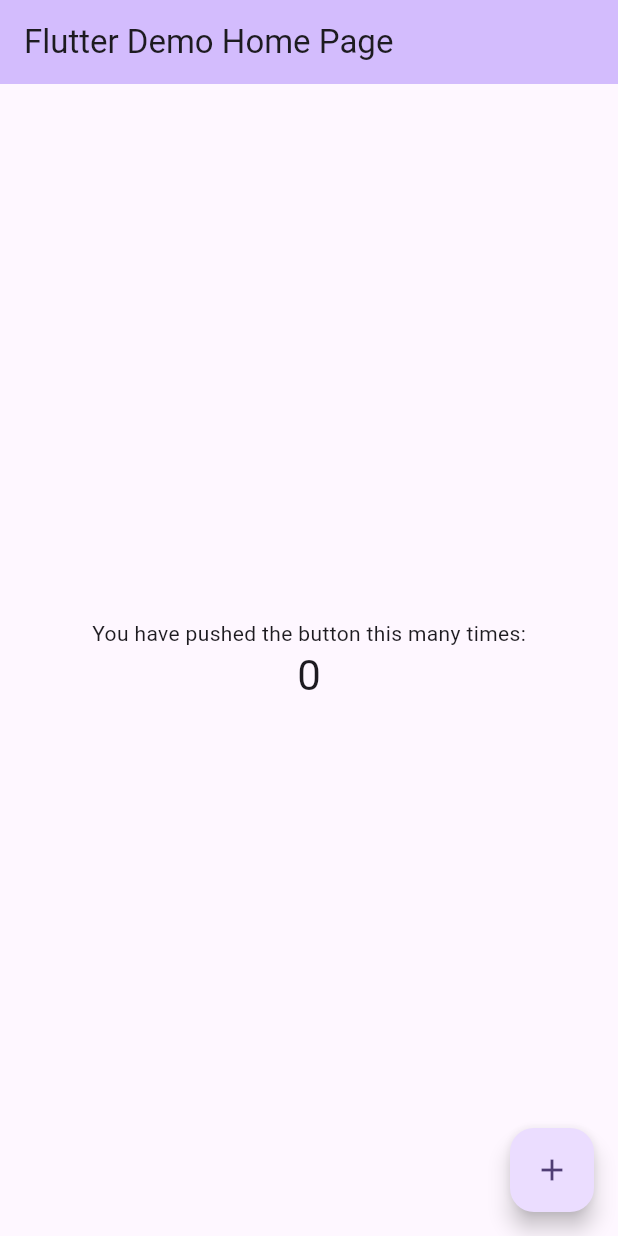
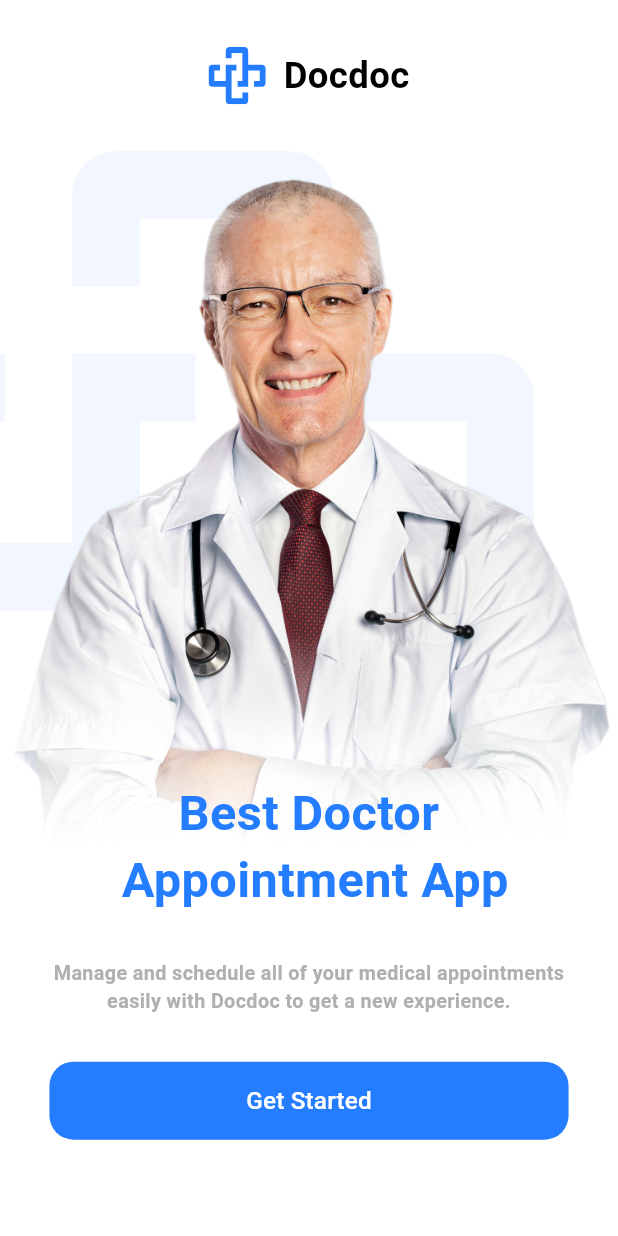
Before and after one commit to mahmoudfarid2001/doc_doc_app, a Flutter app: the screen it shows after launch, on a phone screen of 412 x 824 dp. Run offline on Flutter 3.47's test engine with Material 3 defaults, Android fonts, the light colour scheme and no system bars; our stand-ins replace flutter_screenutil, flutter_svg.

Commit message:
added images&svgsto assets made a file for doc app client added navigation extenstions added routing folder add colors & textstyles added login screen added onboarding screen

```diff
--- /dev/null
+++ b/lib/Features/login/ui/screens/login_screen.dart
@@ -0,0 +1,14 @@
+import 'package:flutter/material.dart';
+
+class LoginScreen extends StatelessWidget {
+  const LoginScreen({super.key});
+
+  @override
+  Widget build(BuildContext context) {
+    return const Scaffold(
+      body: Center(
+        child: Text('Login Screen'),
+      ),
+    );
+  }
+}
--- /dev/null
+++ b/lib/Features/onboarding/onboarding_screen.dart
@@ -0,0 +1,43 @@
+import 'package:doc_doc_app/Features/onboarding/widgets/doc_logo_and_name.dart';
+import 'package:doc_doc_app/Features/onboarding/widgets/doctor_image_and_text.dart';
+import 'package:doc_doc_app/Features/onboarding/widgets/get_started_button.dart';
+import 'package:doc_doc_app/core/themeing/styels.dart';
+import 'package:flutter/material.dart';
+import 'package:flutter_screenutil/flutter_screenutil.dart';
+
+class OnboardingScreen extends StatelessWidget {
+  const OnboardingScreen({super.key});
+
+  @override
+  Widget build(BuildContext context) {
+    return  Scaffold(
+      body: SafeArea(
+        child: SingleChildScrollView(
+          child: Padding(
+            padding: EdgeInsets.only(top: 30.h,bottom: 30.h),
+            child: Column(
+              children: [
+                DocLogoAndName(),
+                SizedBox(height: 30.h),
+                const DoctorImageAndText(),
+                Padding(
+                  padding:  EdgeInsets.symmetric(horizontal: 30.w),
+                  child: Column(
+                    children: [
+                      Text('Manage and schedule all of your medical appointments easily with Docdoc to get a new experience.',
+                      textAlign: TextAlign.center,
+                      style: TextStyles.font13GreyRegular,
+                      ),
+                      SizedBox(height: 30.h),
+                      const GetStartedButton(),
+                    ],
+                  ),
+                )
+              ],
+            ),
+          ),
+        )
+      )
+    );
+  }
+}
--- /dev/null
+++ b/lib/Features/onboarding/widgets/doc_logo_and_name.dart
@@ -0,0 +1,22 @@
+import 'package:doc_doc_app/core/themeing/styels.dart';
+import 'package:flutter/material.dart';
+import 'package:flutter_screenutil/flutter_screenutil.dart';
+import 'package:flutter_svg/flutter_svg.dart';
+class DocLogoAndName extends StatelessWidget {
+  const DocLogoAndName({super.key});
+
+  @override
+  Widget build(BuildContext context) {
+    return Row(
+      mainAxisAlignment: MainAxisAlignment.center,
+      children: [
+        SvgPicture.asset('assets/svgs/docdoc_logo.svg'),
+         SizedBox(width: 10.w),
+        Text(
+          'Docdoc',
+          style: TextStyles.font24Black700Weight
+        ),
+      ],
+    );
+  }
+}
--- /dev/null
+++ b/lib/Features/onboarding/widgets/doctor_image_and_text.dart
@@ -0,0 +1,41 @@
+import 'package:doc_doc_app/core/themeing/styels.dart';
+import 'package:flutter/material.dart';
+import 'package:flutter_svg/flutter_svg.dart';
+
+class DoctorImageAndText extends StatelessWidget {
+  const DoctorImageAndText({super.key});
+
+  @override
+  Widget build(BuildContext context) {
+    return Stack(
+      children: [
+        SvgPicture.asset('assets/svgs/docdoc_logo_low_opecity.svg'),
+        Container(
+          foregroundDecoration: BoxDecoration(
+            gradient: LinearGradient(
+             colors: [
+              Colors.white,
+              Colors.white.withOpacity(0.0),
+             ],
+             begin: Alignment.bottomCenter,
+             end: Alignment.topCenter,
+             stops: const [0.14, 0.4],
+            )
+          ),
+          child: Image.asset('assets/images/onboarding_doctor.png') ,
+        ),
+        Positioned(
+          bottom: 30,
+          left: 0,
+          right: 0,
+          child: Text('Best Doctor\n Appointment App',
+            textAlign: TextAlign.center,
+            style: TextStyles.font32BlueBold.copyWith(
+              height: 1.4,
+            ),
+          )
+        ),
+      ],
+    );
+  }
+}
--- /dev/null
+++ b/lib/Features/onboarding/widgets/get_started_button.dart
@@ -0,0 +1,31 @@
+import 'package:doc_doc_app/core/helpers/extensions.dart';
+import 'package:doc_doc_app/core/routing/routers.dart';
+import 'package:doc_doc_app/core/themeing/colors.dart';
+import 'package:doc_doc_app/core/themeing/styels.dart';
+import 'package:flutter/material.dart';
+
+class GetStartedButton extends StatelessWidget {
+  const GetStartedButton({super.key});
+
+  @override
+  Widget build(BuildContext context) {
+    return TextButton(
+      onPressed: (){
+        context.pushNamed(Routes.loginScreen);
+      },
+      style: ButtonStyle(
+        backgroundColor: MaterialStateProperty.all(ColorsManager.mainBlue),
+        tapTargetSize: MaterialTapTargetSize.shrinkWrap,
+        minimumSize: MaterialStateProperty.all(Size(double.infinity, 52)),
+        shape: MaterialStateProperty.all<RoundedRectangleBorder>(
+          RoundedRectangleBorder(
+            borderRadius: BorderRadius.circular(16),
+          ),
+        ),
+      ),
+      child: Text('Get Started',
+      style: TextStyles.font16WhiteSemiBold,
+      ),
+    );
+  }
+}
--- /dev/null
+++ b/lib/core/helpers/extensions.dart
@@ -0,0 +1,16 @@
+import 'package:flutter/material.dart';
+
+extension Navigation on BuildContext{
+  Future<dynamic> pushNamed(String routeName, {Object? arguments}) {
+    return Navigator.pushNamed(this, routeName, arguments: arguments);
+  }
+  Future<dynamic> pushReplacementNamed(String routeName, {Object? arguments}) {
+    return Navigator.pushReplacementNamed(this, routeName, arguments: arguments);
+  }
+  Future<dynamic> pushAndRemoveUntil(String routeName, {Object? arguments}) {
+    return Navigator.pushNamedAndRemoveUntil(this, routeName, (route) => false, arguments: arguments);
+  }
+  void pop() {
+    return Navigator.pop(this);
+  }
+}
--- /dev/null
+++ b/lib/core/routing/app_router.dart
@@ -0,0 +1,26 @@
+import 'package:doc_doc_app/Features/login/ui/screens/login_screen.dart';
+import 'package:doc_doc_app/Features/onboarding/onboarding_screen.dart';
+import 'package:doc_doc_app/core/routing/routers.dart';
+import 'package:flutter/material.dart';
+
+class AppRouter {
+
+  Route generateRoute(RouteSettings settings) {
+    switch (settings.name) {
+      case Routes.onBoardingScreen:
+        return MaterialPageRoute(
+          builder: (_) => const OnboardingScreen());
+
+      case Routes.loginScreen:
+        return MaterialPageRoute(
+          builder: (_) => const LoginScreen());
+
+      default:
+        return MaterialPageRoute(builder: (_) =>  Scaffold(
+          body: Center(
+            child: Text('No route defined for ${settings.name}'),
+          ),
+        ));
+    }
+  }
+}
--- /dev/null
+++ b/lib/core/routing/routers.dart
@@ -0,0 +1,4 @@
+class Routes {
+  static const String onBoardingScreen = '/onBoardingScreen';
+  static const String loginScreen = '/loginScreen';
+}
--- /dev/null
+++ b/lib/core/themeing/colors.dart
@@ -0,0 +1,7 @@
+
+import 'package:flutter/material.dart';
+
+class ColorsManager {
+  static const Color mainBlue = Color(0xff247CFF);
+  static const Color grey = Color(0xFFB0B0B0);
+}
--- /dev/null
+++ b/lib/core/themeing/styels.dart
@@ -0,0 +1,30 @@
+import 'package:doc_doc_app/core/themeing/colors.dart';
+import 'package:flutter/material.dart';
+import 'package:flutter_screenutil/flutter_screenutil.dart';
+
+class TextStyles{
+
+  static  TextStyle font24Black700Weight = TextStyle(
+    fontSize: 24.sp,
+    fontWeight: FontWeight.w700,
+    color: Colors.black,
+  );
+
+  static TextStyle font32BlueBold = TextStyle(
+    fontSize: 32.sp,
+    fontWeight: FontWeight.w700,
+    color: ColorsManager.mainBlue,
+  );
+
+  static TextStyle font13GreyRegular = TextStyle(
+    fontSize: 13.sp,
+    fontWeight: FontWeight.w700,
+    color: ColorsManager.grey,
+  );
+
+  static TextStyle font16WhiteSemiBold = TextStyle(
+    fontSize: 16.sp,
+    fontWeight: FontWeight.w500,
+    color: Colors.white,
+  );
+}
--- /dev/null
+++ b/lib/doc_app.dart
@@ -0,0 +1,27 @@
+import 'package:doc_doc_app/core/routing/app_router.dart';
+import 'package:doc_doc_app/core/routing/routers.dart';
+import 'package:doc_doc_app/core/themeing/colors.dart';
+import 'package:flutter/material.dart';
+import 'package:flutter_screenutil/flutter_screenutil.dart';
+
+class DocApp extends StatelessWidget {
+  const DocApp({super.key, required this.appRouter});
+  final AppRouter appRouter;
+  @override
+  Widget build(BuildContext context) {
+    return ScreenUtilInit(
+      designSize: const Size(375, 812),
+      minTextAdapt: true,
+      child: MaterialApp(
+        debugShowCheckedModeBanner: false,
+        title: 'Doc Doc App',
+        theme: ThemeData(
+          primaryColor: ColorsManager.mainBlue,
+          scaffoldBackgroundColor: Colors.white,
+        ),
+        initialRoute: Routes.onBoardingScreen,
+        onGenerateRoute: appRouter.generateRoute,
+      ),
+    );
+  }
+}
--- a/lib/main.dart
+++ b/lib/main.dart
@@ -1,125 +1,7 @@
+import 'package:doc_doc_app/core/routing/app_router.dart';
+import 'package:doc_doc_app/doc_app.dart';
 import 'package:flutter/material.dart';
 
 void main() {
-  runApp(const MyApp());
+  runApp( DocApp(appRouter: AppRouter()));
 }
-
-class MyApp extends StatelessWidget {
-  const MyApp({super.key});
-
-  // This widget is the root of your application.
-  @override
-  Widget build(BuildContext context) {
-    return MaterialApp(
-      title: 'Flutter Demo',
-      theme: ThemeData(
-        // This is the theme of your application.
-        //
-        // TRY THIS: Try running your application with "flutter run". You'll see
-        // the application has a purple toolbar. Then, without quitting the app,
-        // try changing the seedColor in the colorScheme below to Colors.green
-        // and then invoke "hot reload" (save your changes or press the "hot
-        // reload" button in a Flutter-supported IDE, or press "r" if you used
-        // the command line to start the app).
-        //
-        // Notice that the counter didn't reset back to zero; the application
-        // state is not lost during the reload. To reset the state, use hot
-        // restart instead.
-        //
-        // This works for code too, not just values: Most code changes can be
-        // tested with just a hot reload.
-        colorScheme: ColorScheme.fromSeed(seedColor: Colors.deepPurple),
-        useMaterial3: true,
-      ),
-      home: const MyHomePage(title: 'Flutter Demo Home Page'),
-    );
-  }
-}
-
-class MyHomePage extends StatefulWidget {
-  const MyHomePage({super.key, required this.title});
-
-  // This widget is the home page of your application. It is stateful, meaning
-  // that it has a State object (defined below) that contains fields that affect
-  // how it looks.
-
-  // This class is the configuration for the state. It holds the values (in this
-  // case the title) provided by the parent (in this case the App widget) and
-  // used by the build method of the State. Fields in a Widget subclass are
-  // always marked "final".
-
-  final String title;
-
-  @override
-  State<MyHomePage> createState() => _MyHomePageState();
-}
-
-class _MyHomePageState extends State<MyHomePage> {
-  int _counter = 0;
-
-  void _incrementCounter() {
-    setState(() {
-      // This call to setState tells the Flutter framework that something has
-      // changed in this State, which causes it to rerun the build method below
-      // so that the display can reflect the updated values. If we changed
-      // _counter without calling setState(), then the build method would not be
-      // called again, and so nothing would appear to happen.
-      _counter++;
-    });
-  }
-
-  @override
-  Widget build(BuildContext context) {
-    // This method is rerun every time setState is called, for instance as done
-    // by the _incrementCounter method above.
-    //
-    // The Flutter framework has been optimized to make rerunning build methods
-    // fast, so that you can just rebuild anything that needs updating rather
-    // than having to individually change instances of widgets.
-    return Scaffold(
-      appBar: AppBar(
-        // TRY THIS: Try changing the color here to a specific color (to
-        // Colors.amber, perhaps?) and trigger a hot reload to see the AppBar
-        // change color while the other colors stay the same.
-        backgroundColor: Theme.of(context).colorScheme.inversePrimary,
-        // Here we take the value from the MyHomePage object that was created by
-        // the App.build method, and use it to set our appbar title.
-        title: Text(widget.title),
-      ),
-      body: Center(
-        // Center is a layout widget. It takes a single child and positions it
-        // in the middle of the parent.
-        child: Column(
-          // Column is also a layout widget. It takes a list of children and
-          // arranges them vertically. By default, it sizes itself to fit its
-          // children horizontally, and tries to be as tall as its parent.
-          //
-          // Column has various properties to control how it sizes itself and
-          // how it positions its children. Here we use mainAxisAlignment to
-          // center the children vertically; the main axis here is the vertical
-          // axis because Columns are vertical (the cross axis would be
-          // horizontal).
-          //
-          // TRY THIS: Invoke "debug painting" (choose the "Toggle Debug Paint"
-          // action in the IDE, or press "p" in the console), to see the
-          // wireframe for each widget.
-          mainAxisAlignment: MainAxisAlignment.center,
-          children: <Widget>[
-            const Text(
-              'You have pushed the button this many times:',
-            ),
-            Text(
-              '$_counter',
-              style: Theme.of(context).textTheme.headlineMedium,
-            ),
-          ],
-        ),
-      ),
-      floatingActionButton: FloatingActionButton(
-        onPressed: _incrementCounter,
-        tooltip: 'Increment',
-        child: const Icon(Icons.add),
-      ), // This trailing comma makes auto-formatting nicer for build methods.
-    );
-  }
-}
--- a/pubspec.yaml
+++ b/pubspec.yaml
@@ -74,8 +74,9 @@ flutter:
   uses-material-design: true
 
   # To add assets to your application, add an assets section, like this:
-  # assets:
-  #   - images/a_dot_burr.jpeg
+  assets:
+    - assets/images/
+    - assets/svgs/
   #   - images/a_dot_ham.jpeg
 
   # An image asset can refer to one or more resolution-specific "variants", see
```
Also changed, not shown: assets/images/onboarding_doctor.png (added), assets/svgs/docdoc_logo.svg (added), assets/svgs/docdoc_logo_low_opecity.svg (added), 2 other files.
